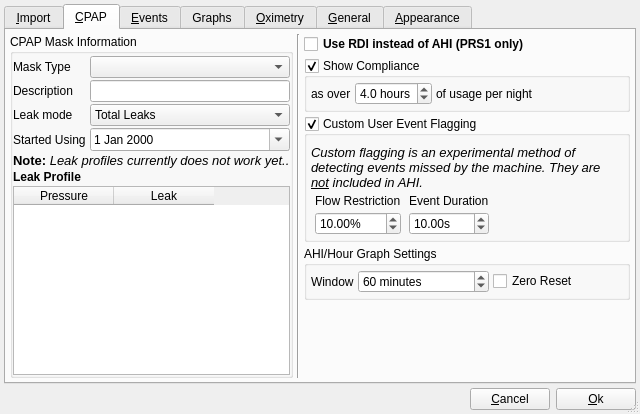
Before: the Qt Designer form preferencesdialog.ui in sbonaime/sleepyhead-code., drawn with Qt 5.
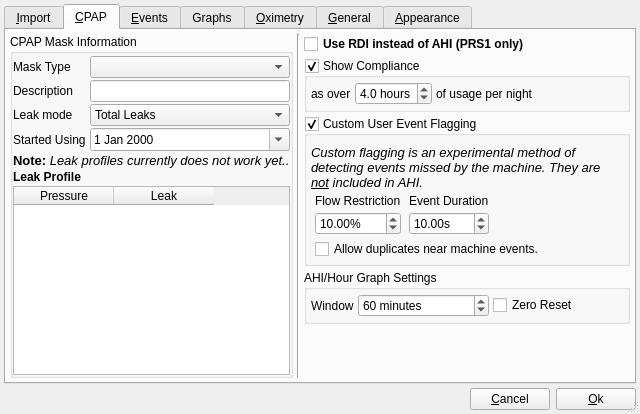
After: the same form once the commit is applied. The open tabs and pages were chosen to show the change. Icons and pictures are not drawn.

Commit message: userEventDuplicates stub stuff (currently hidden), disabled zlib gzbuffer usage as ubuntu has a outdated zlib.

What changed in the file:
```diff
--- a/preferencesdialog.ui
+++ b/preferencesdialog.ui
@@ -820,6 +820,13 @@
               </property>
              </widget>
             </item>
+            <item row="3" column="1" colspan="4">
+             <widget class="QCheckBox" name="userEventDuplicates">
+              <property name="text">
+               <string>Allow duplicates near machine events.</string>
+              </property>
+             </widget>
+            </item>
            </layout>
           </widget>
          </item>
```
Left out of the diff: 2 changed lines with no effect on the pictures. The commit also changes 7 other files.
